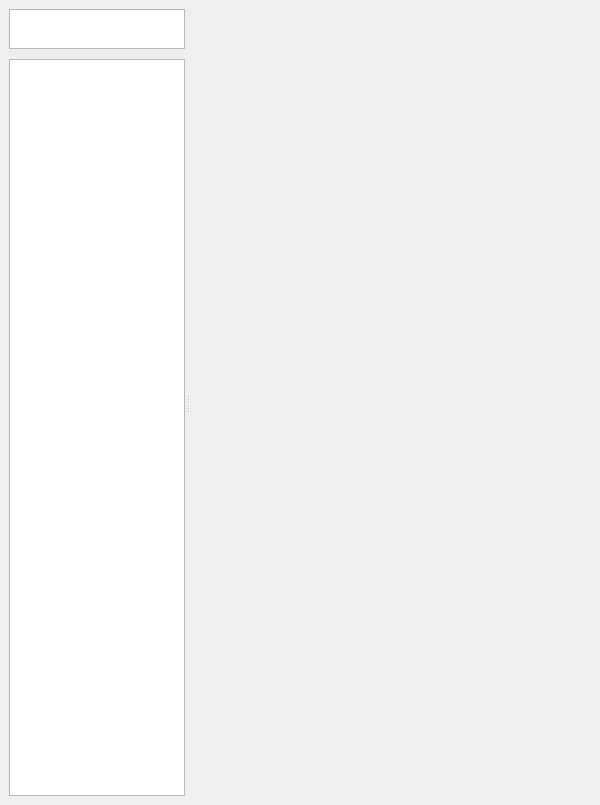
Before: the Qt Designer form buildings/gui/dockwidget_base.ui in linz/nz-buildings, drawn with Qt 5.
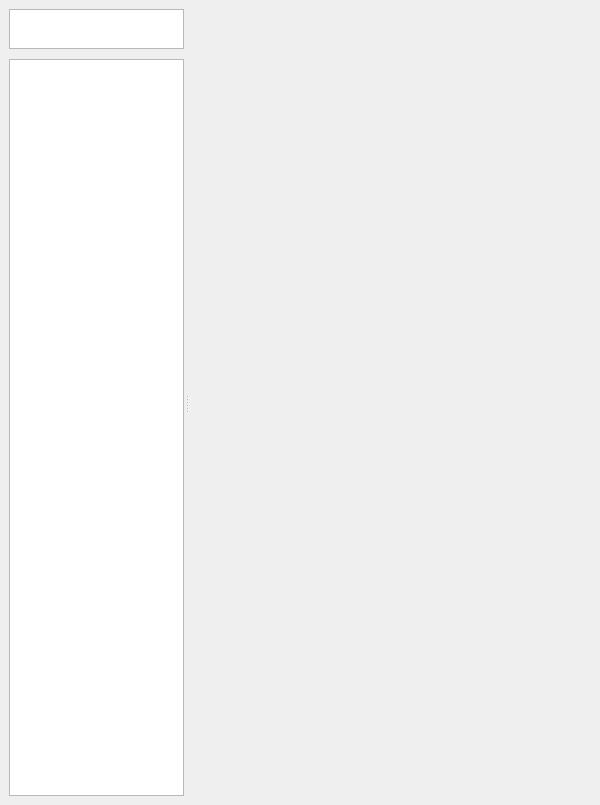
After: the same form once the commit is applied.

Diff of the .ui file:
```diff
--- a/buildings/gui/dockwidget_base.ui
+++ b/buildings/gui/dockwidget_base.ui
@@ -21,7 +21,7 @@
   </property>
   <property name="minimumSize">
    <size>
-    <width>521</width>
+    <width>468</width>
     <height>443</height>
    </size>
   </property>
@@ -40,7 +40,7 @@
      <widget class="QSplitter" name="splitter">
       <property name="maximumSize">
        <size>
-        <width>766</width>
+        <width>741</width>
         <height>16777215</height>
        </size>
       </property>
@@ -68,7 +68,7 @@
        </property>
        <property name="maximumSize">
         <size>
-         <width>200</width>
+         <width>175</width>
          <height>16777215</height>
         </size>
        </property>
@@ -104,7 +104,7 @@
           </property>
           <property name="maximumSize">
            <size>
-            <width>200</width>
+            <width>175</width>
             <height>40</height>
            </size>
           </property>
@@ -141,7 +141,7 @@
           </property>
           <property name="sizeHint" stdset="0">
            <size>
-            <width>20</width>
+            <width>175</width>
             <height>10</height>
            </size>
           </property>
@@ -163,19 +163,28 @@
           </property>
           <property name="maximumSize">
            <size>
-            <width>200</width>
+            <width>175</width>
             <height>16777215</height>
            </size>
           </property>
           <property name="lineWidth">
            <number>0</number>
           </property>
+          <property name="horizontalScrollBarPolicy">
+           <enum>Qt::ScrollBarAlwaysOff</enum>
+          </property>
           <property name="iconSize">
            <size>
             <width>32</width>
             <height>32</height>
            </size>
           </property>
+          <property name="resizeMode">
+           <enum>QListView::Adjust</enum>
+          </property>
+          <property name="wordWrap">
+           <bool>false</bool>
+          </property>
          </widget>
         </item>
        </layout>
```
